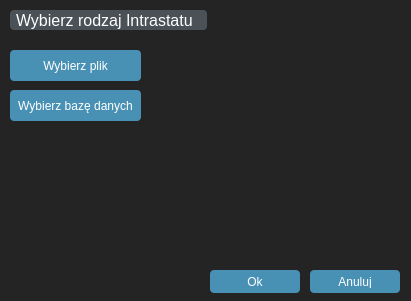
Above: ui/intrastat.ui from Mateusz2734/intrastat-gui before the change. Below: the same form after it.
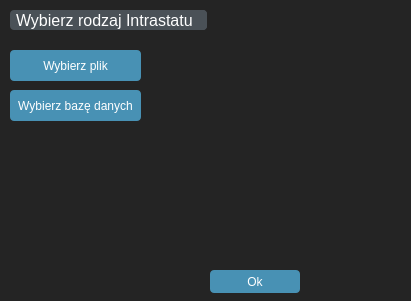
That is the form after the change. Icons and pictures are not drawn.

Commit message: Add basic UI logic

```diff
--- a/ui/intrastat.ui
+++ b/ui/intrastat.ui
@@ -1141,19 +1141,6 @@
      <string>Ok</string>
     </property>
    </widget>
-   <widget class="QPushButton" name="btn_cancel">
-    <property name="geometry">
-     <rect>
-      <x>310</x>
-      <y>270</y>
-      <width>90</width>
-      <height>23</height>
-     </rect>
-    </property>
-    <property name="text">
-     <string>Anuluj</string>
-    </property>
-   </widget>
   </widget>
  </widget>
  <resources/>
```
The commit also changes 4 other files.
